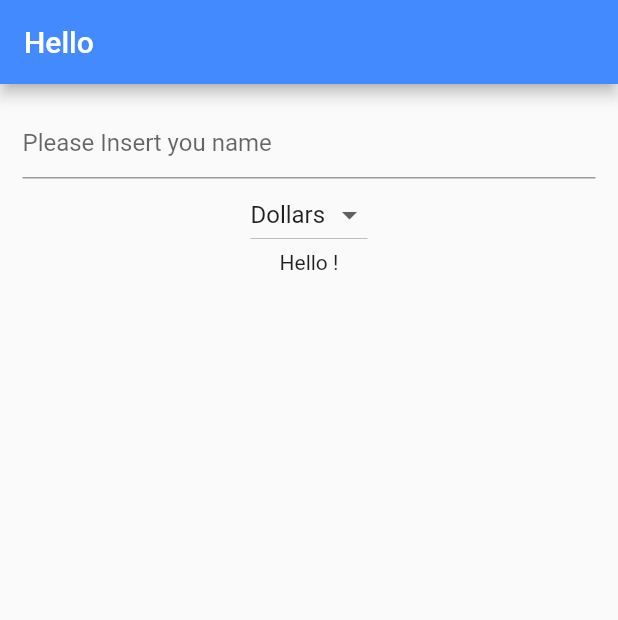
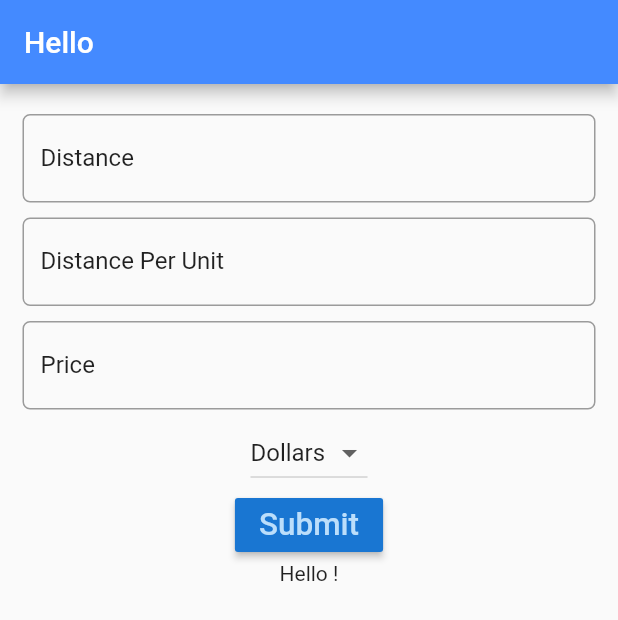
Before and after one commit to rakib06/Trip_cost_app, a Flutter app: the screen it shows after launch, on a phone screen of 412 x 824 dp. Shown: the top 620 px of the screen. Run offline on Flutter 3.47's test engine with Material 2 defaults, Android fonts, the phone set to English and light mode, and no system bars.

Commit message:
basic input, submit and function

```diff
--- a/lib/main.dart
+++ b/lib/main.dart
@@ -9,28 +9,33 @@ class MyApp extends StatelessWidget {
   @override
   Widget build(BuildContext context) {
     return MaterialApp(
-      title: 'Hello You',
+      title: 'Trip Cost Calculator',
       theme: ThemeData(
         primarySwatch: Colors.blue,
         visualDensity: VisualDensity.adaptivePlatformDensity,
       ),
-      home: new HelloYou(),
+      home: new FuelForm(),
     );
   }
 }
 
-class HelloYou extends StatefulWidget {
+class FuelForm extends StatefulWidget {
   @override
-  State<StatefulWidget> createState() => _HelloYouState();
+  State<StatefulWidget> createState() => _FuelFormState();
 }
 
-class _HelloYouState extends State<HelloYou> {
-  String name = '';
+class _FuelFormState extends State<FuelForm> {
+  String result = '';
+  TextEditingController distanceController = TextEditingController();
+  TextEditingController avgController = TextEditingController();
+  TextEditingController priceController = TextEditingController();
   final _currencies = ['Dollars', 'Euro', 'Pounds'];
   String _currency = 'Dollars';
+  final double _formDistance = 5.0;
 
   @override
   Widget build(BuildContext context) {
+    TextStyle textStyle = Theme.of(context).textTheme.subtitle1;
     return Scaffold(
       appBar: AppBar(
         title: Text("Hello"),
@@ -40,14 +45,45 @@ class _HelloYouState extends State<HelloYou> {
         padding: EdgeInsets.all(15.0),
         child: Column(
           children: <Widget>[
-            TextField(
-              decoration: InputDecoration(hintText: 'Please Insert you name'),
-              onChanged: (String string) {
-                setState(() {
-                  name = string;
-                });
-              },
-            ),
+            Padding(
+                padding:
+                    EdgeInsets.only(top: _formDistance, bottom: _formDistance),
+                child: TextField(
+                  controller: distanceController,
+                  decoration: InputDecoration(
+                      labelText: 'Distance',
+                      hintText: 'e.g. 123',
+                      labelStyle: textStyle,
+                      border: OutlineInputBorder(
+                          borderRadius: BorderRadius.circular(5.0))),
+                  keyboardType: TextInputType.number,
+                )),
+            Padding(
+                padding:
+                    EdgeInsets.only(top: _formDistance, bottom: _formDistance),
+                child: TextField(
+                  controller: avgController,
+                  decoration: InputDecoration(
+                      labelText: 'Distance Per Unit',
+                      hintText: 'e.g. 17',
+                      labelStyle: textStyle,
+                      border: OutlineInputBorder(
+                          borderRadius: BorderRadius.circular(5.0))),
+                  keyboardType: TextInputType.number,
+                )),
+            Padding(
+                padding:
+                    EdgeInsets.only(top: _formDistance, bottom: _formDistance),
+                child: TextField(
+                  controller: priceController,
+                  decoration: InputDecoration(
+                      labelText: 'Price',
+                      hintText: 'e.g. 17',
+                      labelStyle: textStyle,
+                      border: OutlineInputBorder(
+                          borderRadius: BorderRadius.circular(5.0))),
+                  keyboardType: TextInputType.number,
+                )),
             DropdownButton<String>(
               items: _currencies.map((String value) {
                 return DropdownMenuItem<String>(
@@ -58,16 +94,41 @@ class _HelloYouState extends State<HelloYou> {
                 _onDropdownChanged(value);
               },
             ),
-            Text('Hello ' + name + '!')
+            RaisedButton(
+              color: Theme.of(context).primaryColorDark,
+              textColor: Theme.of(context).primaryColorLight,
+              onPressed: () {
+                setState(() {
+                  result = _calculate();
+                });
+              },
+              child: Text(
+                'Submit',
+                textScaleFactor: 1.5,
+              ),
+            ),
+            Text('Hello ' + result + '!')
           ],
         ),
       ),
     );
   }
 
-  _onDropdownChanged(String value) {
+  void _onDropdownChanged(String value) {
     setState(() {
       this._currency = value;
     });
   }
+
+  String _calculate() {
+    double _distance = double.parse(distanceController.text);
+    double _fuelcost = double.parse(priceController.text);
+    double _consumption = double.parse(avgController.text);
+    double _totalCost = _distance / _consumption * _fuelcost;
+    String _result = 'The total cost for your trip is ' +
+        _totalCost.toStringAsFixed(2) +
+        ' ' +
+        _currency;
+    return _result;
+  }
 }
```
